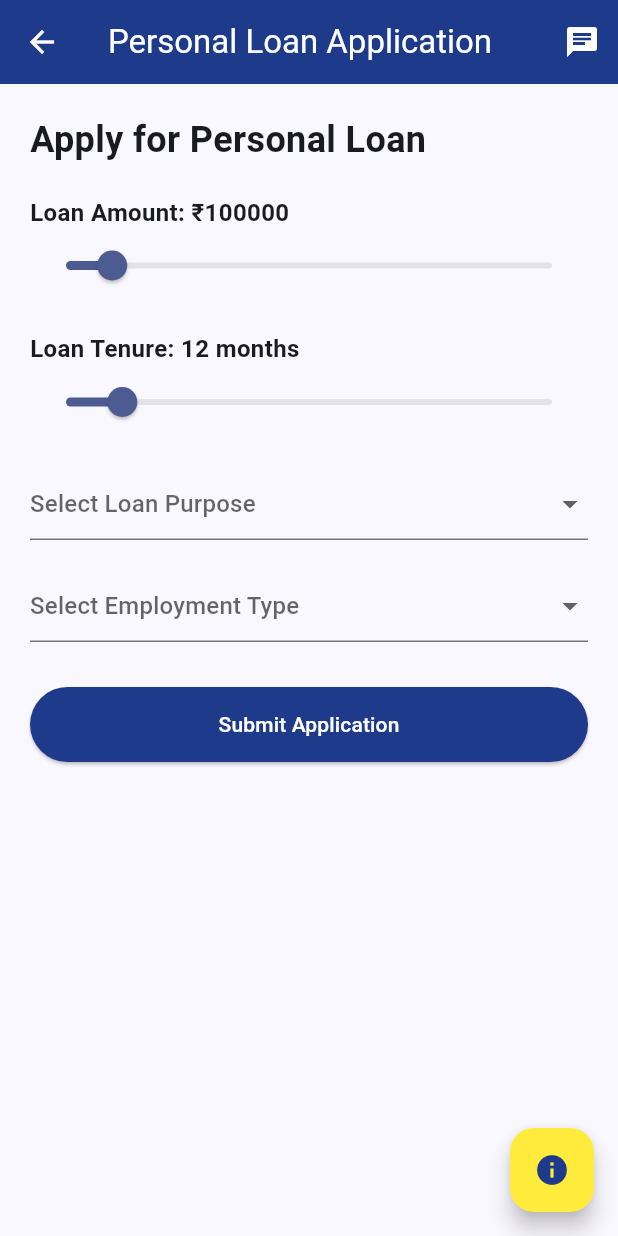
After one commit to Kayamsaikrishna/finagentix-mobile-app, a Flutter app: the UserLoansScreen screen opened directly, after a tap on "Apply", on a phone screen of 412 x 824 dp. The commit adds this screen. Run offline on Flutter 3.47's test engine with Material 3 defaults, Android fonts, the phone set to English and light mode, and no system bars; our stand-ins replace flutter_tts, shared_preferences; accounts and stored records are empty.

Commit message:
Enhance mobile application with comprehensive user and admin features, including loan applications, settings screens, and improved chatbot functionality

```diff
--- a/lib/providers/app_provider.dart
+++ b/lib/providers/app_provider.dart
@@ -6,10 +6,12 @@ class AppProvider with ChangeNotifier {
   bool _isUserApp = true;
   bool _isTutorialEnabled = true;
   bool _isLoading = false;
+  String _currentLanguage = 'en';
 
   bool get isUserApp => _isUserApp;
   bool get isTutorialEnabled => _isTutorialEnabled;
   bool get isLoading => _isLoading;
+  String get currentLanguage => _currentLanguage;
 
   void toggleAppType() {
     _isUserApp = !_isUserApp;
@@ -36,6 +38,11 @@ class AppProvider with ChangeNotifier {
     notifyListeners();
   }
 
+  void setLanguage(String languageCode) {
+    _currentLanguage = languageCode;
+    notifyListeners();
+  }
+
   Future<void> speakWelcomeMessage() async {
     final translationService = TranslationService();
     final ttsService = TTSService();
--- a/lib/screens/chatbot_screen.dart
+++ b/lib/screens/chatbot_screen.dart
@@ -66,6 +66,13 @@ class _ChatbotScreenState extends State<ChatbotScreen> {
       "You can apply for multiple loans, but each application will be evaluated separately.",
       "Loan approval typically takes 24-48 hours after document verification.",
       "For any technical issues, please try restarting the application or clearing cache.",
+      "To check your credit score, go to the dashboard and look for the credit score section.",
+      "You can track your loan application status in real-time through the app.",
+      "Our interest rates start from 8.5% per annum for personal loans.",
+      "We offer flexible repayment options for all our loan products.",
+      "To update your profile information, go to the profile section and tap on edit.",
+      "For faster processing, ensure all your documents are clear and up-to-date.",
+      "You can save your loan application as a draft and complete it later.",
     ];
 
     return responses[DateTime.now().millisecondsSinceEpoch % responses.length];
@@ -106,6 +113,23 @@ class _ChatbotScreenState extends State<ChatbotScreen> {
                   return _buildMessage(_messages[index]);
                 },
               ),
+            ),
+          ),
+          // Quick action buttons
+          Container(
+            padding: const EdgeInsets.symmetric(horizontal: 10),
+            height: 50,
+            child: ListView(
+              scrollDirection: Axis.horizontal,
+              children: [
+                _buildQuickAction('Loan Info'),
+                const SizedBox(width: 10),
+                _buildQuickAction('KYC Help'),
+                const SizedBox(width: 10),
+                _buildQuickAction('Application Status'),
+                const SizedBox(width: 10),
+                _buildQuickAction('Contact Support'),
+              ],
             ),
           ),
           // Input area
@@ -162,6 +186,21 @@ class _ChatbotScreenState extends State<ChatbotScreen> {
           ),
         ],
       ),
+    );
+  }
+
+  Widget _buildQuickAction(String text) {
+    return ElevatedButton(
+      onPressed: () {
+        _textController.text = text;
+        _sendMessage();
+      },
+      style: ElevatedButton.styleFrom(
+        backgroundColor: const Color(0xFF1E3A8A),
+        foregroundColor: Colors.white,
+        shape: RoundedRectangleBorder(borderRadius: BorderRadius.circular(20)),
+      ),
+      child: Text(text),
     );
   }
 
--- /dev/null
+++ b/lib/screens/user/loan_application_screen.dart
@@ -0,0 +1,203 @@
+import 'package:flutter/material.dart';
+import 'package:provider/provider.dart';
+import '../../providers/app_provider.dart';
+import '../../services/translation_service.dart';
+import '../chatbot_screen.dart';
+
+class LoanApplicationScreen extends StatefulWidget {
+  final String loanType;
+
+  const LoanApplicationScreen({super.key, required this.loanType});
+
+  @override
+  State<LoanApplicationScreen> createState() => _LoanApplicationScreenState();
+}
+
+class _LoanApplicationScreenState extends State<LoanApplicationScreen> {
+  final _formKey = GlobalKey<FormState>();
+  String? _selectedPurpose;
+  String? _employmentType;
+  double _loanAmount = 100000;
+  int _loanTenure = 12;
+
+  @override
+  Widget build(BuildContext context) {
+    final appProvider = Provider.of<AppProvider>(context);
+    final translationService = TranslationService();
+
+    return Scaffold(
+      appBar: AppBar(
+        title: Text('${widget.loanType} Application'),
+        backgroundColor: const Color(0xFF1E3A8A),
+        foregroundColor: Colors.white,
+        actions: [
+          IconButton(
+            icon: const Icon(Icons.chat),
+            onPressed: () {
+              Navigator.push(
+                context,
+                MaterialPageRoute(builder: (context) => const ChatbotScreen()),
+              );
+            },
+          ),
+        ],
+      ),
+      body: Padding(
+        padding: const EdgeInsets.all(20),
+        child: Form(
+          key: _formKey,
+          child: Column(
+            crossAxisAlignment: CrossAxisAlignment.start,
+            children: [
+              Text(
+                'Apply for ${widget.loanType}',
+                style: const TextStyle(
+                  fontSize: 24,
+                  fontWeight: FontWeight.bold,
+                ),
+              ),
+              const SizedBox(height: 20),
+              // Loan amount slider
+              Text(
+                'Loan Amount: ₹${_loanAmount.toInt().toString()}',
+                style: const TextStyle(
+                  fontSize: 16,
+                  fontWeight: FontWeight.bold,
+                ),
+              ),
+              Slider(
+                value: _loanAmount,
+                min: 10000,
+                max: 1000000,
+                divisions: 100,
+                label: '₹${_loanAmount.toInt().toString()}',
+                onChanged: (value) {
+                  setState(() {
+                    _loanAmount = value;
+                  });
+                },
+              ),
+              const SizedBox(height: 20),
+              // Loan tenure slider
+              Text(
+                'Loan Tenure: $_loanTenure months',
+                style: const TextStyle(
+                  fontSize: 16,
+                  fontWeight: FontWeight.bold,
+                ),
+              ),
+              Slider(
+                value: _loanTenure.toDouble(),
+                min: 6,
+                max: 60,
+                divisions: 54,
+                label: '$_loanTenure months',
+                onChanged: (value) {
+                  setState(() {
+                    _loanTenure = value.toInt();
+                  });
+                },
+              ),
+              const SizedBox(height: 20),
+              // Purpose dropdown
+              DropdownButtonFormField<String>(
+                value: _selectedPurpose,
+                hint: const Text('Select Loan Purpose'),
+                items:
+                    [
+                      'Home Improvement',
+                      'Education',
+                      'Medical Emergency',
+                      'Business Investment',
+                      'Debt Consolidation',
+                      'Other',
+                    ].map((String purpose) {
+                      return DropdownMenuItem(
+                        value: purpose,
+                        child: Text(purpose),
+                      );
+                    }).toList(),
+                onChanged: (value) {
+                  setState(() {
+                    _selectedPurpose = value;
+                  });
+                },
+                validator: (value) {
+                  if (value == null || value.isEmpty) {
+                    return 'Please select a loan purpose';
+                  }
+                  return null;
+                },
+              ),
+              const SizedBox(height: 20),
+              // Employment type dropdown
+              DropdownButtonFormField<String>(
+                value: _employmentType,
+                hint: const Text('Select Employment Type'),
+                items:
+                    [
+                      'Salaried',
+                      'Self Employed',
+                      'Business Owner',
+                      'Freelancer',
+                      'Retired',
+                      'Student',
+                    ].map((String type) {
+                      return DropdownMenuItem(value: type, child: Text(type));
+                    }).toList(),
+                onChanged: (value) {
+                  setState(() {
+                    _employmentType = value;
+                  });
+                },
+                validator: (value) {
+                  if (value == null || value.isEmpty) {
+                    return 'Please select employment type';
+                  }
+                  return null;
+                },
+              ),
+              const SizedBox(height: 30),
+              // Submit button
+              SizedBox(
+                width: double.infinity,
+                child: ElevatedButton(
+                  onPressed: () {
+                    if (_formKey.currentState!.validate()) {
+                      // Handle loan application submission
+                      ScaffoldMessenger.of(context).showSnackBar(
+                        const SnackBar(
+                          content: Text(
+                            'Loan application submitted successfully!',
+                          ),
+                          backgroundColor: Colors.green,
+                        ),
+                      );
+                      Navigator.pop(context);
+                    }
+                  },
+                  style: ElevatedButton.styleFrom(
+                    backgroundColor: const Color(0xFF1E3A8A),
+                    foregroundColor: Colors.white,
+                    padding: const EdgeInsets.all(15),
+                  ),
+                  child: const Text('Submit Application'),
+                ),
+              ),
+            ],
+          ),
+        ),
+      ),
+      floatingActionButton: appProvider.isTutorialEnabled
+          ? FloatingActionButton(
+              onPressed: () {
+                // Show tutorial
+              },
+              backgroundColor: Colors.yellow,
+              foregroundColor: const Color(0xFF1E3A8A),
+              child: const Icon(Icons.info),
+            )
+          : null,
+    );
+  }
+}
--- a/lib/screens/user/loans_screen.dart
+++ b/lib/screens/user/loans_screen.dart
@@ -4,6 +4,7 @@ import '../../models/loan_sector.dart';
 import '../../providers/app_provider.dart';
 import '../../services/translation_service.dart';
 import '../chatbot_screen.dart';
+import 'loan_application_screen.dart';
 
 class UserLoansScreen extends StatelessWidget {
   const UserLoansScreen({super.key});
@@ -120,7 +121,17 @@ class UserLoansScreen extends StatelessWidget {
                       const SizedBox(height: 10),
                       ElevatedButton(
                         onPressed: () {
-                          // Handle loan application
+                          // Navigate to loan application screen
+                          Navigator.push(
+                            context,
+                            MaterialPageRoute(
+                              builder: (context) => LoanApplicationScreen(
+                                loanType: translationService.translate(
+                                  '${sector.id}_loan',
+                                ),
+                              ),
+                            ),
+                          );
                         },
                         style: ElevatedButton.styleFrom(
                           backgroundColor: const Color(0xFF1E3A8A),
```
Also changed, not shown: lib/screens/admin/dashboard_screen.dart (+18 -17 lines), lib/screens/admin/settings_screen.dart (added, +221 -0 lines), lib/screens/user/dashboard_screen.dart (+11 -22 lines), lib/screens/user/settings_screen.dart (added, +187 -0 lines).
